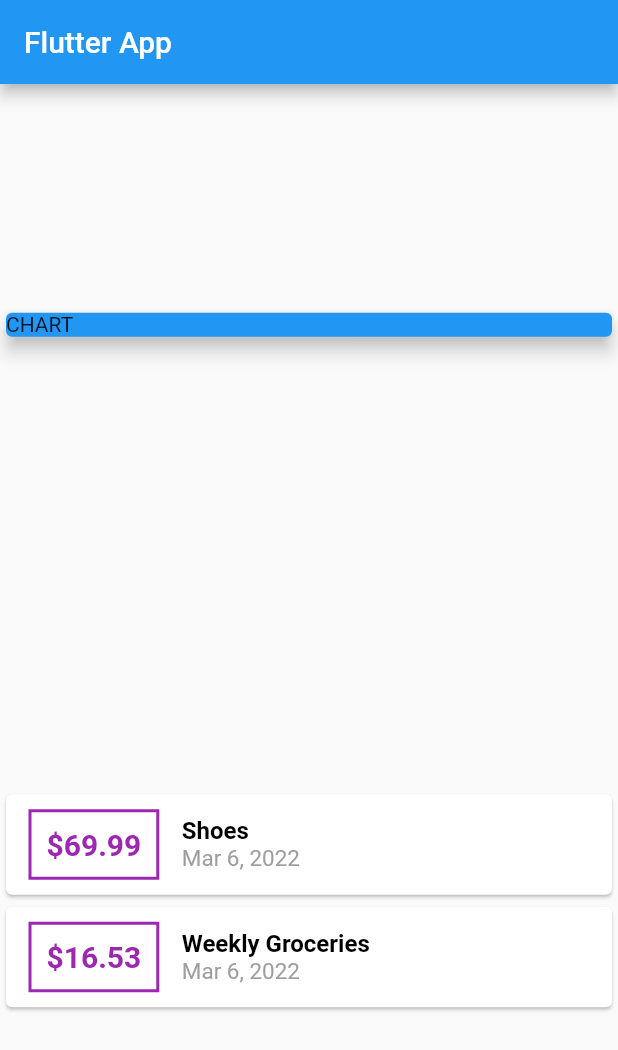
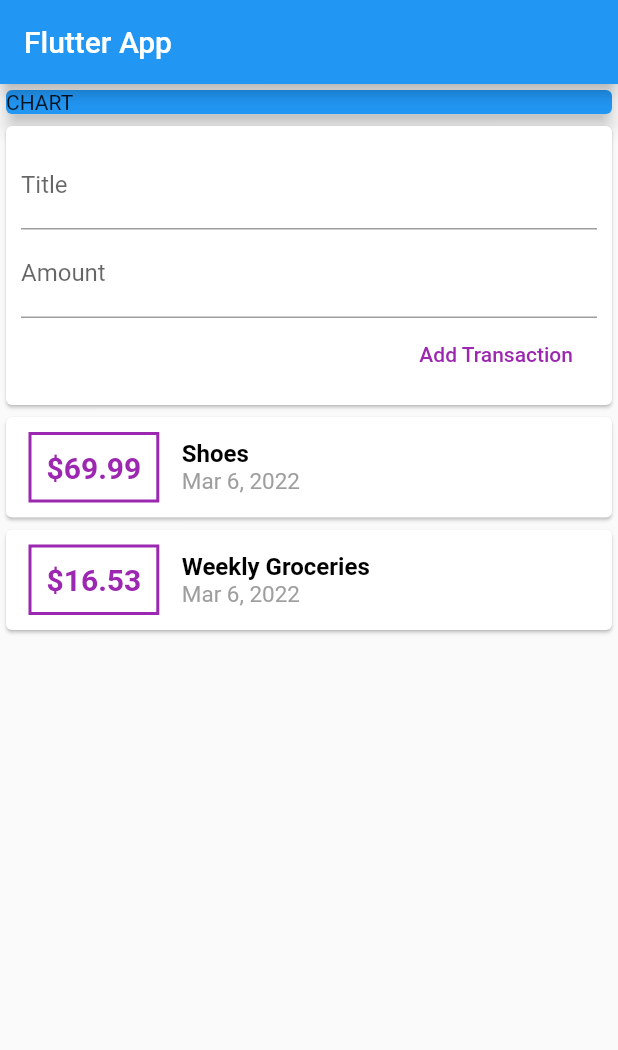
Before and after one commit to dastagg/ACMIND-personal-expenses, a Flutter app: the screen it shows after launch, on a phone screen of 412 x 824 dp. Shown: the top 1050 px of the screen. Run offline on Flutter 3.47's test engine with Material 2 defaults, Android fonts, the phone set to English and light mode, and no system bars.

Commit message:
End of 84.

```diff
--- a/lib/main.dart
+++ b/lib/main.dart
@@ -2,7 +2,6 @@ import 'package:flutter/material.dart';
 import 'package:intl/intl.dart';
 
 import 'transaction.dart';
-
 
 void main() {
   runApp(const MyApp());
@@ -39,7 +38,7 @@ class MyHomePage extends StatelessWidget {
         title: const Text('Flutter App'),
       ),
       body: Column(
-          mainAxisAlignment: MainAxisAlignment.spaceAround,
+          // mainAxisAlignment: MainAxisAlignment.spaceAround,
           crossAxisAlignment: CrossAxisAlignment.stretch,
           children: [
             const SizedBox(
@@ -50,6 +49,31 @@ class MyHomePage extends StatelessWidget {
                 elevation: 5.0,
               ),
             ),
+            Card(
+              child: Container(
+                padding: const EdgeInsets.all(10.0),
+                child: Column(
+                  crossAxisAlignment: CrossAxisAlignment.end,
+                  children: [
+                    const TextField(
+                      decoration: InputDecoration(
+                        labelText: 'Title',
+                      ),
+                    ),
+                    const TextField(
+                      decoration: InputDecoration(
+                        labelText: 'Amount',
+                      ),
+                    ),
+                    FlatButton(
+                      onPressed: () {},
+                      child: const Text('Add Transaction'),
+                      textColor: Colors.purple,
+                    ),
+                  ],
+                ),
+              ),
+            ),
             Column(
               children: transactions.map((tx) {
                 return Card(
@@ -57,7 +81,7 @@ class MyHomePage extends StatelessWidget {
                     children: [
                       Container(
                         child: Text(
-                         '\$${tx.amount}',
+                          '\$${tx.amount}',
                           style: const TextStyle(
                             fontWeight: FontWeight.bold,
                             fontSize: 20.0,
```
